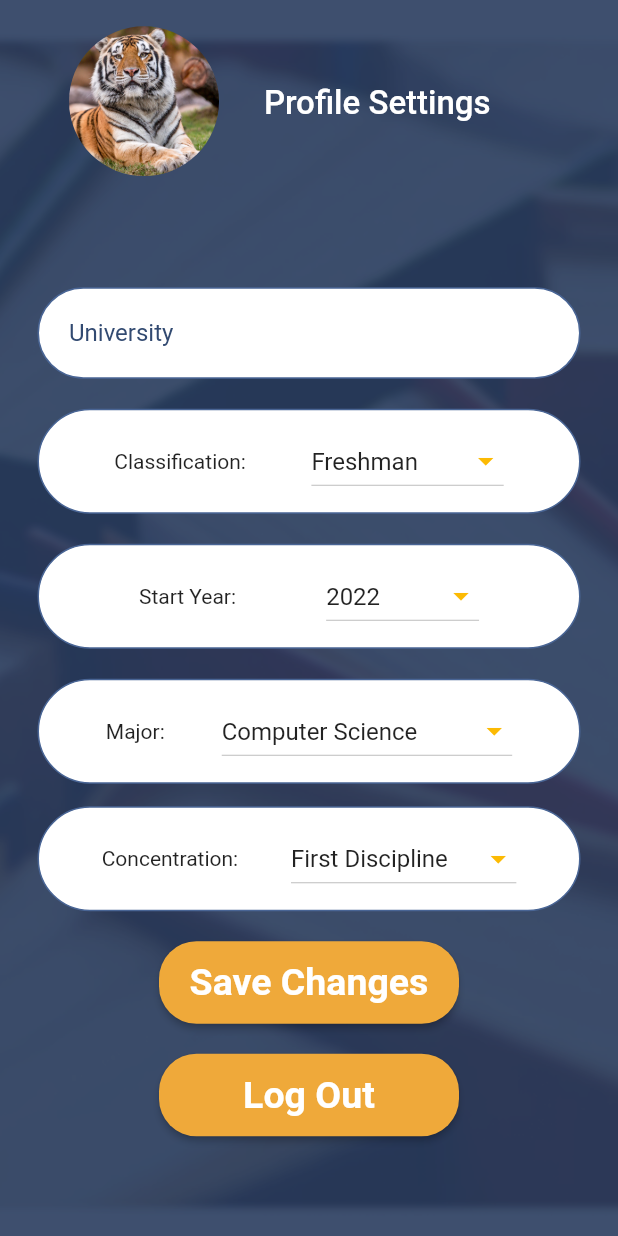
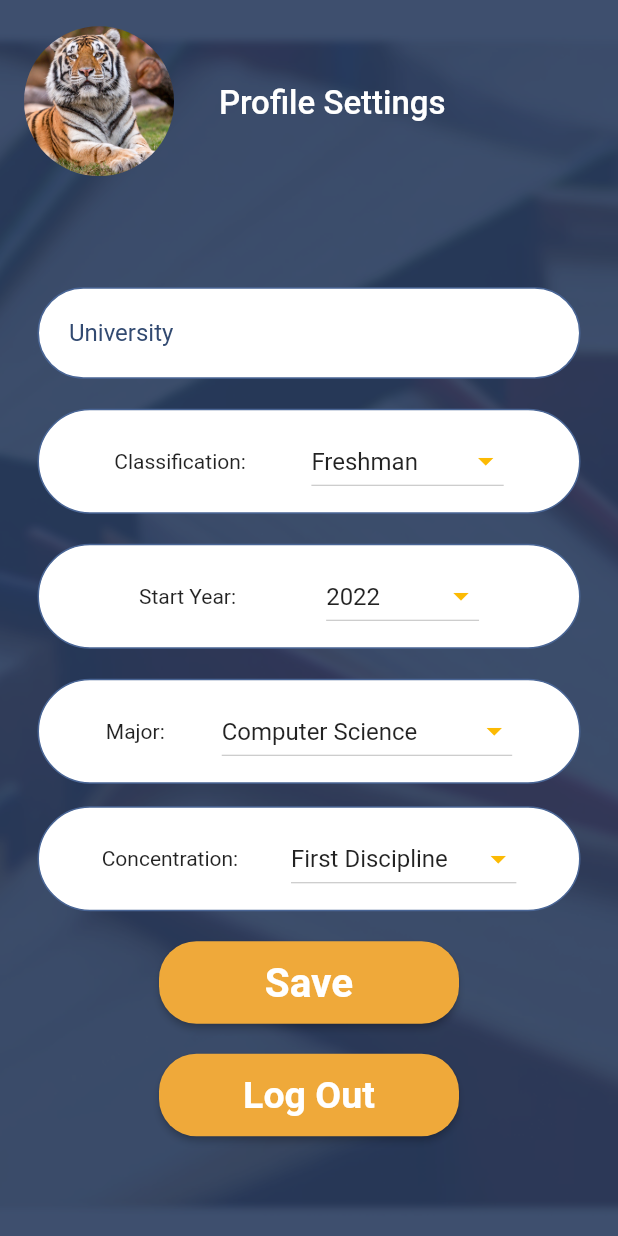
Before and after one commit to AaeroSpace/loginui, a Flutter app: the SettingsPage screen opened directly, on a phone screen of 412 x 824 dp. Run offline on Flutter 3.47's test engine with Material 2 defaults, Android fonts, the phone set to English and light mode, and no system bars; our stand-ins replace shared_preferences; missing offline and left inert: multiselect; accounts and stored records are empty.

Commit message:
Add files via upload

```diff
--- a/lib/AboutMe.dart
+++ b/lib/AboutMe.dart
@@ -1,4 +1,5 @@
 import 'package:flutter/material.dart';
+import 'package:loginui/profile_page.dart';
 import 'main.dart';
 import 'schedule_page.dart';
 import 'ForgotPassword1.dart';
@@ -303,7 +304,7 @@ class _Aboutme extends State<Aboutme> {
                       Navigator.push(
                         context,
                         MaterialPageRoute(
-                            builder: (context) => const Scheduler()),
+                            builder: (context) => const ProfilePage()),
                       );
                     },
                   ),
--- a/lib/settings.dart
+++ b/lib/settings.dart
@@ -263,11 +263,11 @@ class _SettingsPageState extends State<SettingsPage> {
                           horizontal: 20, vertical: 12),
                     ),
                     child: const Text(
-                      'Save Changes',
+                      'Save',
                       style: TextStyle(
                         color: Colors.white,
                         fontWeight: FontWeight.bold,
-                        fontSize: 25,
+                        fontSize: 27,
                       ),
                     ),
                     onPressed: () {
@@ -325,20 +325,8 @@ class _SettingsPageState extends State<SettingsPage> {
               Column(
                 children: [
                   SizedBox(
-                    width: 30,
+                    height: 15,
                   ),
-                  // Center(
-                  //   child: IconButton(
-                  //     icon: Icon(Icons.arrow_back_ios_rounded,
-                  //         color: Color.fromARGB(255, 255, 255, 255)),
-                  //     onPressed: () {
-                  //       Navigator.push(
-                  //           context,
-                  //           MaterialPageRoute(
-                  //               builder: (context) => const ProfilePage()));
-                  //     },
-                  //   ),
-                  // )
                 ],
               ),
               Column(children: [
```
Also changed, not shown: lib/filters.dart (+7 -1 lines), lib/profile_page.dart (+5 -20 lines).
